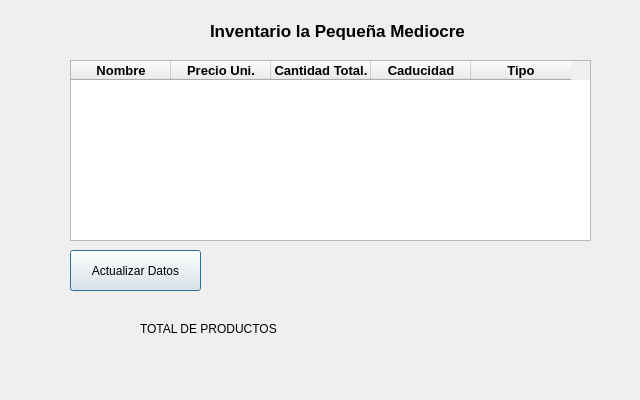
This is verinventario.ui in kevinPinzon/Proyecto-Super_Mercado as Qt 5 draws it before an edit. The edited form follows.
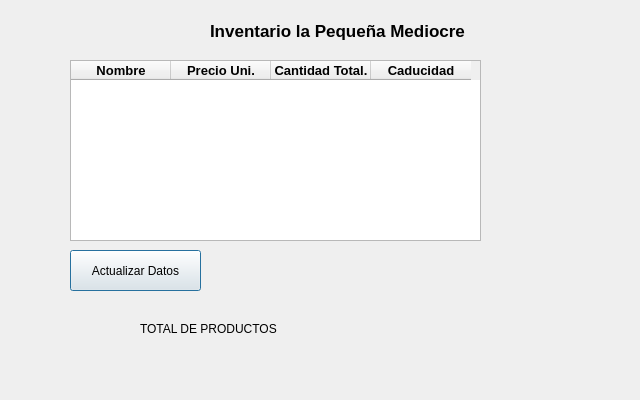
This is the edited form.

Diff of the .ui file:
```diff
--- a/verinventario.ui
+++ b/verinventario.ui
@@ -38,7 +38,7 @@
     <rect>
      <x>70</x>
      <y>60</y>
-     <width>521</width>
+     <width>411</width>
      <height>181</height>
     </rect>
    </property>
@@ -90,18 +90,6 @@
      </font>
     </property>
    </column>
-   <column>
-    <property name="text">
-     <string>Tipo</string>
-    </property>
-    <property name="font">
-     <font>
-      <pointsize>10</pointsize>
-      <weight>75</weight>
-      <bold>true</bold>
-     </font>
-    </property>
-   </column>
   </widget>
   <widget class="QPushButton" name="pushButton">
    <property name="geometry">
```
